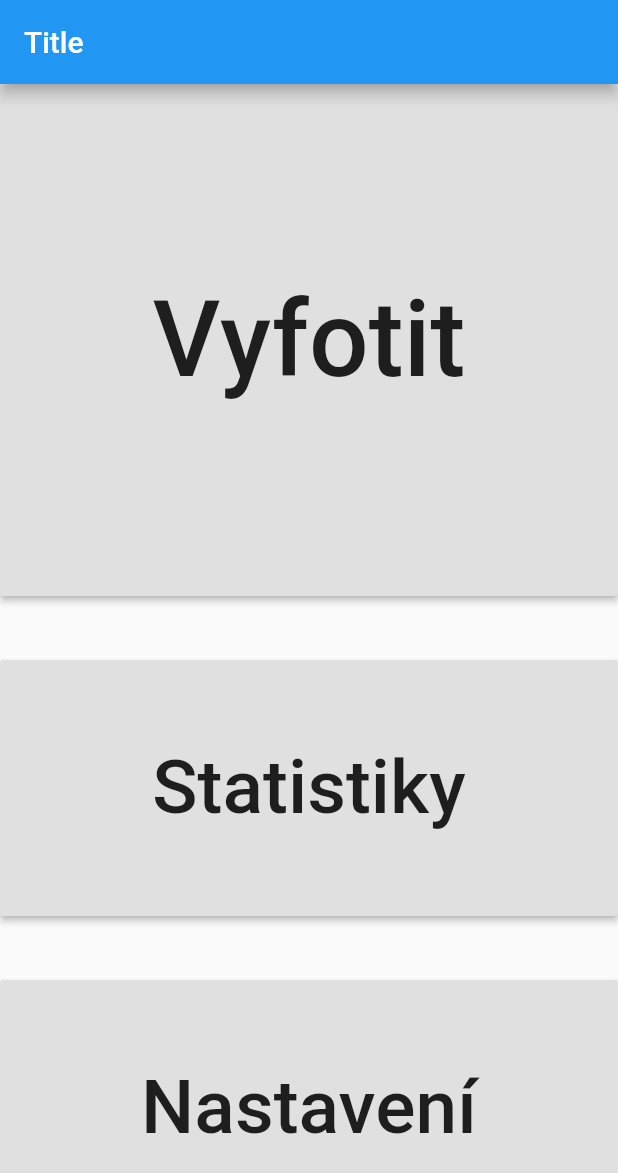
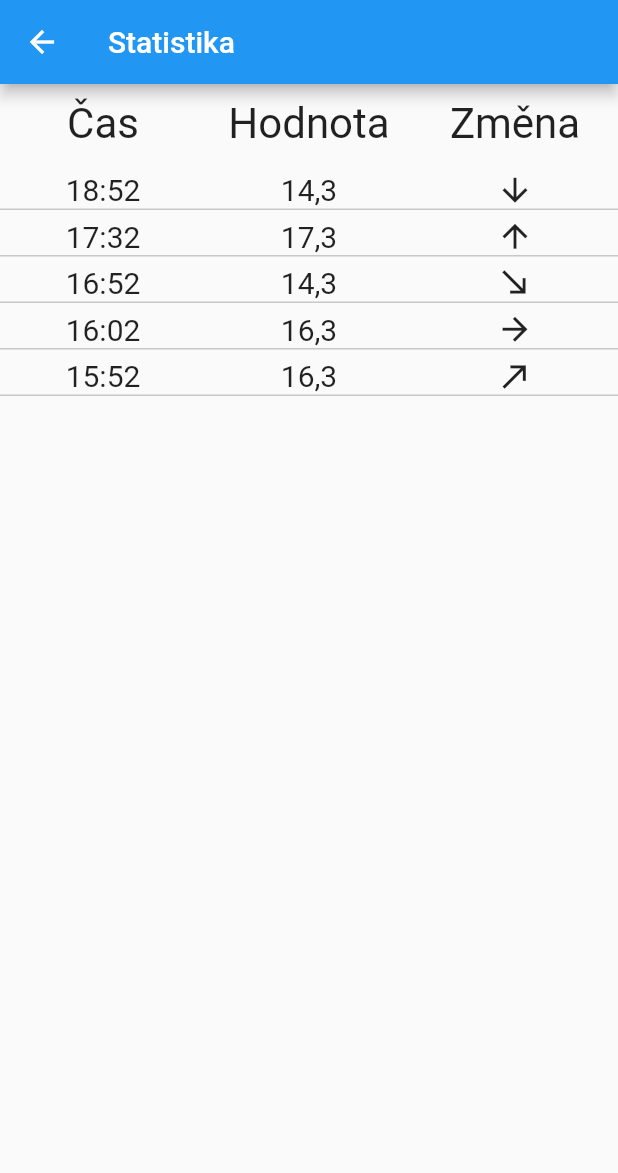
Before and after one commit to plexp/glupron-flutter, a Flutter app: the screen it shows after launch, after a tap on "Statistiky", on a phone screen of 412 x 824 dp. Shown: the top 1173 px of the screen. Run offline on Flutter 3.47's test engine with Material 2 defaults, Android fonts, the phone set to English and light mode, and no system bars.

Commit message:
Design of statistic screen

```diff
--- a/lib/main.dart
+++ b/lib/main.dart
@@ -1,6 +1,7 @@
 import 'package:flutter/material.dart';
 
 import 'screens/WelcomeScreen.dart';
+import 'screens/Statistic.dart';
 
 void main() => runApp(MyApp());
 
@@ -26,7 +27,7 @@ class MyApp extends StatelessWidget {
         '/' : (BuildContext context) => WelcomeScreen(),
 
         '/foto' : (BuildContext context) => WelcomeScreen(),
-        '/statistic' : (BuildContext context) => WelcomeScreen(),
+        '/statistic' : (BuildContext context) => Statistic(),
         '/settings' : (BuildContext context) => WelcomeScreen(),
       },
       //home: MyHomePage(title: 'Flutter Demo Home Page'),
--- a/lib/screens/Statistic.dart
+++ b/lib/screens/Statistic.dart
@@ -0,0 +1,131 @@
+// WelcomeScreen.dart
+
+import 'package:flutter/material.dart';
+import 'dart:math';
+
+class Statistic extends StatefulWidget {
+  @override
+  _StatisticState createState() => _StatisticState();
+}
+
+class _StatisticState extends State<Statistic> {
+  Widget build(BuildContext context) {
+
+    Text textStyle(text) {
+      return Text(text,
+        style: TextStyle(fontSize: 20.0),
+        textAlign: TextAlign.center,
+      );
+    }
+
+    Expanded icon(cas){
+      switch(cas){
+        case 1:
+        return Expanded(
+          flex: 1,
+          child: Icon(
+            Icons.arrow_upward, size: 25.0,
+          ),
+        );
+        case 2:
+        return Expanded(
+          flex: 1,
+          child: Icon(
+            Icons.call_made, size: 25.0,
+          ),
+        );
+        case 3:
+        return Expanded(
+          flex: 1,
+          child: Icon(
+            Icons.arrow_forward, size: 25.0,
+          ),
+        );
+        case 4:
+        return Expanded(
+          flex: 1,
+          child: Transform.rotate(
+            angle: 90 * pi / 180,
+            child: Icon(
+              Icons.call_made, size: 25.0,
+            ),
+          ),
+        );
+        case 5:
+        return Expanded(
+          flex: 1,
+          child: Icon(
+            Icons.arrow_downward, size: 25.0,
+          ),
+        );
+        default:
+          return Expanded(
+            flex: 1,
+            child: Icon(
+              Icons.trip_origin, size: 25.0,
+            ),
+          );
+      }
+    }
+
+    Container items(time, value, cas) {
+      return Container(
+        margin: EdgeInsets.only(top: 5.0),
+        decoration: BoxDecoration(
+            border: Border(
+              bottom: BorderSide(color: Color.fromRGBO(0, 0, 0, 0.2)),
+            )
+        ),
+        child: Row(
+          children: <Widget>[
+            Expanded(
+              flex: 1,
+              child: textStyle(time),
+            ),
+            Expanded(
+              flex: 1,
+              child: textStyle(value),
+            ),
+            icon(cas)
+          ],
+        ),
+      );
+    }
+
+    return Scaffold(
+      appBar: AppBar(
+        title: Text('Statistika'),
+      ),
+      body: Center(
+        child: Column(
+          children: <Widget>[
+            Container(
+              margin: EdgeInsets.only(top: 10.0, bottom: 10.0),
+              child: Row(
+                children: <Widget>[
+                  Expanded(
+                    flex: 1,
+                    child: Text('Čas', style: TextStyle(fontSize: 28.0), textAlign: TextAlign.center,),
+                  ),
+                  Expanded(
+                    flex: 1,
+                    child: Text('Hodnota', style: TextStyle(fontSize: 28.0), textAlign: TextAlign.center,),
+                  ),
+                  Expanded(
+                    flex: 1,
+                    child: Text('Změna',  style: TextStyle(fontSize: 28.0), textAlign: TextAlign.center,),
+                  ),
+                ],
+              ),
+            ),
+            items('18:52', '14,3', 5),
+            items('17:32', '17,3', 1),
+            items('16:52', '14,3', 4),
+            items('16:02', '16,3', 3),
+            items('15:52', '16,3', 2),
+          ],
+        ),
+      )
+    );
+  }
+}
```
